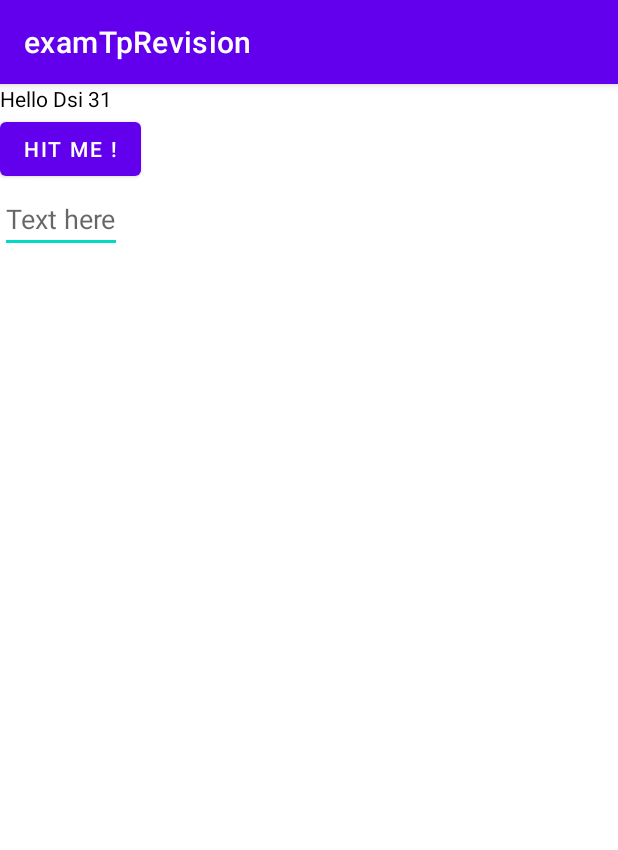
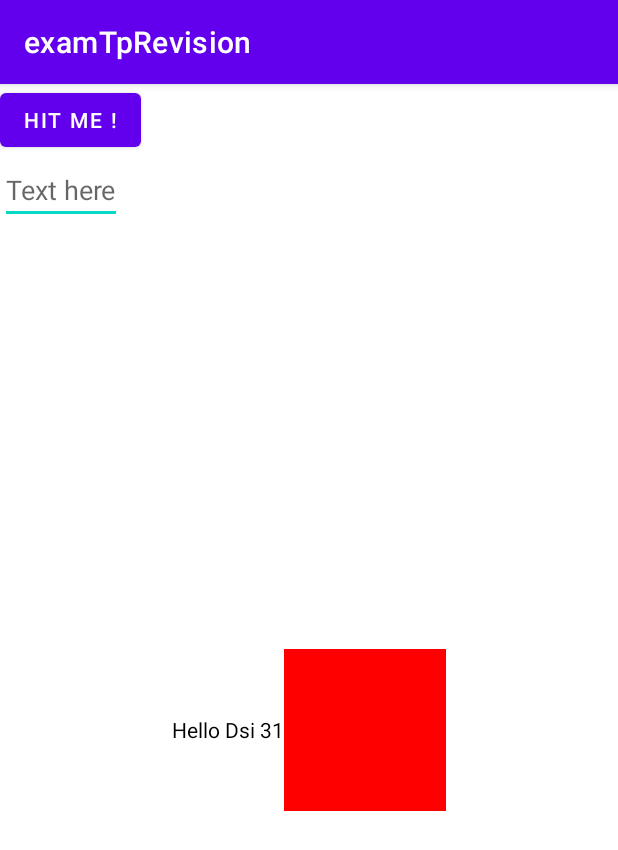
Before and after one commit to MyDevMobileCourse/RevisionExamTp, an Android app: the screen it shows after launch (MainActivity), after a tap on "HIT ME !", on a phone screen of 412 x 824 dp. Shown: the top 850 px of the screen. Run offline under Robolectric (Android 15) with nearby library versions, the phone set to English and light mode, and no system bars.

Commit message:
add image

```diff
--- a/app/src/main/java/com/example/examtprevision/MainActivity.kt
+++ b/app/src/main/java/com/example/examtprevision/MainActivity.kt
@@ -5,6 +5,7 @@ import androidx.appcompat.app.AppCompatActivity
 import android.os.Bundle
 import android.widget.Button
 import android.widget.EditText
+import android.widget.ImageView
 import android.widget.TextView
 import androidx.core.view.isVisible
 
@@ -12,22 +13,31 @@ class MainActivity : AppCompatActivity() {
     lateinit var myText :TextView
     lateinit var myButton : Button
     lateinit var myEditText : EditText
+    lateinit var myImage : ImageView
     override fun onCreate(savedInstanceState: Bundle?) {
         super.onCreate(savedInstanceState)
         setContentView(R.layout.activity_main)
         myText = findViewById(R.id.mytext)
         myButton = findViewById(R.id.mybutton)
         myEditText = findViewById(R.id.myEditText)
+        myImage = findViewById(R.id.myImage)
         myText.isVisible = false
+        myImage.isVisible = false
         myButton.setOnClickListener {
             if(myEditText.text.toString().isBlank()){
                 myText.setTextColor(Color.BLACK)
                 myText.setBackgroundColor(Color.WHITE)
                 myText.text = "Hello Dsi 31"
+                myImage.setImageResource(R.drawable.ic_launcher_background)
+                myImage.setColorFilter(Color.RED)
             }else{
                 myText.text = myEditText.text.toString()
+                myImage.setImageResource(R.drawable.ic_launcher_foreground)
+                myImage.setColorFilter(Color.GREEN)
+
             }
             myText.isVisible = true
+            myImage.isVisible = true
 
 
         }
--- a/app/src/main/res/layout/activity_main.xml
+++ b/app/src/main/res/layout/activity_main.xml
@@ -1,17 +1,11 @@
 <?xml version="1.0" encoding="utf-8"?>
 <LinearLayout xmlns:android="http://schemas.android.com/apk/res/android"
-    xmlns:app="http://schemas.android.com/apk/res-auto"
     xmlns:tools="http://schemas.android.com/tools"
     android:layout_width="match_parent"
     android:layout_height="match_parent"
     android:orientation="vertical"
     tools:context=".MainActivity">
 
-    <TextView
-        android:id="@+id/mytext"
-        android:layout_width="wrap_content"
-        android:layout_height="wrap_content"
-        android:text="Hello DSI31" />
 
     <Button
         android:id="@+id/mybutton"
@@ -23,7 +17,23 @@
         android:id="@+id/myEditText"
         android:layout_width="wrap_content"
         android:layout_height="wrap_content"
-        android:hint="Text here"
-        />
+        android:hint="Text here" />
+
+    <LinearLayout
+        android:layout_width="match_parent"
+        android:layout_height="match_parent"
+        android:gravity="center">
+
+        <TextView
+            android:id="@+id/mytext"
+            android:layout_width="wrap_content"
+            android:layout_height="wrap_content"
+            android:text="Hello DSI31" />
+
+        <ImageView
+            android:id="@+id/myImage"
+            android:layout_width="wrap_content"
+            android:layout_height="wrap_content" />
+    </LinearLayout>
 
 </LinearLayout>
```
